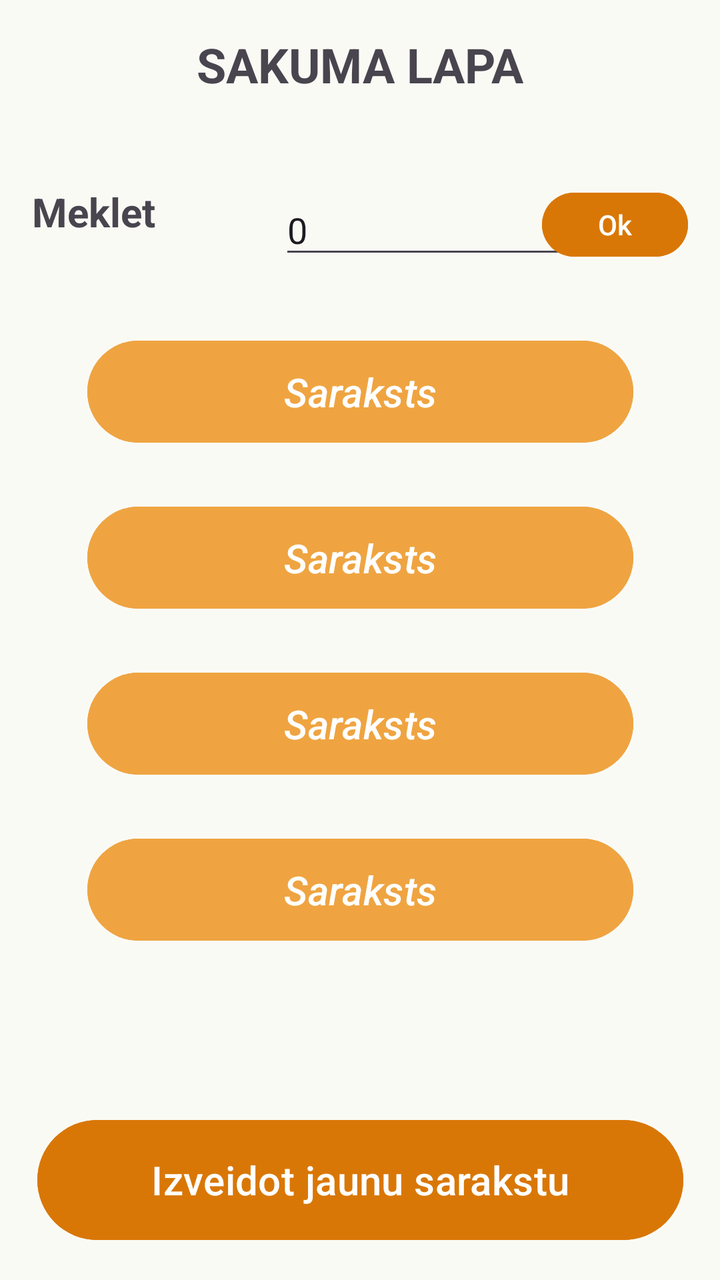
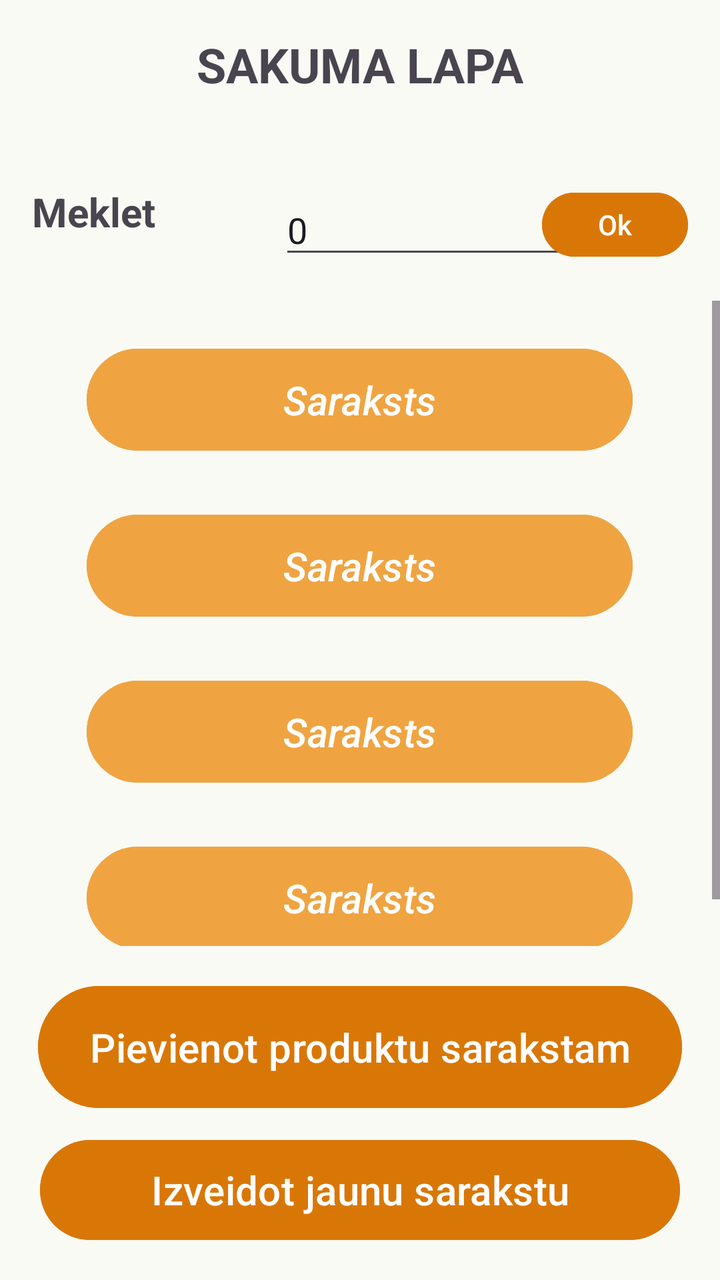

An Android layout rendered at two revisions. The XML below is the earlier revision; the diff shows what the commit changed to produce the second picture.
<!-- AndroidManifest.xml: application theme Theme._11_PD2_PA_Giruckis_Nikitins_2026 -->
<!-- res/layout/main_page.xml -->
<?xml version="1.0" encoding="utf-8"?>
<androidx.constraintlayout.widget.ConstraintLayout xmlns:android="http://schemas.android.com/apk/res/android"
    xmlns:app="http://schemas.android.com/apk/res-auto"
    xmlns:tools="http://schemas.android.com/tools"
    android:layout_width="match_parent"
    android:layout_height="match_parent"
    android:background="#FAFAF5">

    <TextView
        android:id="@+id/main_page_text"
        android:layout_width="wrap_content"
        android:layout_height="wrap_content"
        android:layout_marginTop="16dp"
        android:text="@string/main_page_text"
        android:textAllCaps="true"
        android:textSize="24sp"
        android:textStyle="bold"
        app:layout_constraintEnd_toEndOf="parent"
        app:layout_constraintStart_toStartOf="parent"
        app:layout_constraintTop_toTopOf="parent" />

    <TextView
        android:id="@+id/main_page_FindText"
        android:layout_width="144dp"
        android:layout_height="29dp"
        android:layout_marginStart="16dp"
        android:layout_marginTop="44dp"
        android:text="@string/main_page_text2"
        android:textSize="20sp"
        android:textStyle="bold"
        app:layout_constraintStart_toStartOf="parent"
        app:layout_constraintTop_toBottomOf="@+id/main_page_text" />

    <EditText
        android:id="@+id/main_page_search"
        android:layout_width="152dp"
        android:layout_height="42dp"
        android:layout_marginStart="8dp"
        android:layout_marginTop="44dp"
        android:layout_marginEnd="8dp"
        android:autofillHints=""
        android:ems="10"

        android:inputType="text"
        android:text="@string/main_page_search"
        app:layout_constraintEnd_toStartOf="@+id/main_page_search_button"
        app:layout_constraintStart_toEndOf="@+id/main_page_FindText"
        app:layout_constraintTop_toBottomOf="@+id/main_page_text"
        tools:ignore="MissingConstraints,TouchTargetSizeCheck" />

    <Button
        android:id="@+id/main_page_list1"
        android:layout_width="273dp"
        android:layout_height="59dp"
        android:layout_marginStart="16dp"
        android:layout_marginTop="32dp"
        android:layout_marginEnd="16dp"
        android:backgroundTint="#EFA441"
        android:text="@string/main_page_button1"
        android:textSize="20sp"
        android:textStyle="italic"
        app:layout_constraintEnd_toEndOf="parent"
        app:layout_constraintStart_toStartOf="parent"
        app:layout_constraintTop_toBottomOf="@+id/main_page_search" />

    <Button
        android:id="@+id/main_page_list2"
        android:layout_width="273dp"
        android:layout_height="59dp"
        android:layout_marginStart="16dp"
        android:layout_marginTop="24dp"
        android:layout_marginEnd="16dp"
        android:backgroundTint="#EFA441"
        android:text="@string/main_page_button2"
        android:textSize="20sp"
        android:textStyle="italic"
        app:layout_constraintEnd_toEndOf="parent"
        app:layout_constraintStart_toStartOf="parent"
        app:layout_constraintTop_toBottomOf="@+id/main_page_list1" />

    <Button
        android:id="@+id/main_page_list3"
        android:layout_width="273dp"
        android:layout_height="59dp"
        android:layout_marginStart="16dp"
        android:layout_marginTop="24dp"
        android:layout_marginEnd="16dp"
        android:backgroundTint="#EFA441"
        android:text="@string/main_page_button3"
        android:textSize="20sp"
        android:textStyle="italic"
        app:layout_constraintEnd_toEndOf="parent"
        app:layout_constraintStart_toStartOf="parent"
        app:layout_constraintTop_toBottomOf="@+id/main_page_list2" />

    <Button
        android:id="@+id/main_page_list4"
        android:layout_width="273dp"
        android:layout_height="59dp"
        android:layout_marginStart="16dp"
        android:layout_marginTop="24dp"
        android:layout_marginEnd="16dp"
        android:backgroundTint="#EFA441"
        android:text="@string/main_page_button4"
        android:textSize="20sp"
        android:textStyle="italic"
        app:layout_constraintEnd_toEndOf="parent"
        app:layout_constraintStart_toStartOf="parent"
        app:layout_constraintTop_toBottomOf="@+id/main_page_list3" />

    <Button
        android:id="@+id/main_page_newList_button"
        android:layout_width="323dp"
        android:layout_height="68dp"
        android:layout_marginStart="16dp"
        android:layout_marginEnd="16dp"
        android:layout_marginBottom="16dp"
        android:backgroundTint="#D97706"
        android:text="@string/main_page_button5"
        android:textSize="20sp"
        app:layout_constraintBottom_toBottomOf="parent"
        app:layout_constraintEnd_toEndOf="parent"
        app:layout_constraintStart_toStartOf="parent" />

    <Button
        android:id="@+id/main_page_search_button"
        android:layout_width="73dp"
        android:layout_height="40dp"
        android:layout_marginTop="44dp"
        android:layout_marginEnd="16dp"
        android:backgroundTint="#D97706"
        android:text="@string/main_page_button6"
        android:textSize="14sp"
        app:layout_constraintEnd_toEndOf="parent"
        app:layout_constraintTop_toBottomOf="@+id/main_page_text"
        tools:ignore="TouchTargetSizeCheck" />
</androidx.constraintlayout.widget.ConstraintLayout>
<!-- resources referenced by this layout -->
<resources>
  <string name="main_page_button1">Saraksts</string>
  <string name="main_page_button2">Saraksts</string>
  <string name="main_page_button3">Saraksts</string>
  <string name="main_page_button4">Saraksts</string>
  <string name="main_page_button5">Izveidot jaunu sarakstu</string>
  <string name="main_page_button6">Ok</string>
  <string name="main_page_search">0</string>
  <string name="main_page_text">Sakuma lapa</string>
  <string name="main_page_text2">Meklet sarakstu</string>
  <style name="Theme._11_PD2_PA_Giruckis_Nikitins_2026" parent="Base.Theme._11_PD2_PA_Giruckis_Nikitins_2026" />
  <style name="Base.Theme._11_PD2_PA_Giruckis_Nikitins_2026" parent="Theme.Material3.DayNight.NoActionBar">
          
          
      </style>
</resources>

<!-- the commit's change to res/layout/main_page.xml (unified diff, before → after) -->
@@ -48,70 +48,93 @@
         app:layout_constraintTop_toBottomOf="@+id/main_page_text"
         tools:ignore="MissingConstraints,TouchTargetSizeCheck" />
 
-    <Button
-        android:id="@+id/main_page_list1"
-        android:layout_width="273dp"
-        android:layout_height="59dp"
-        android:layout_marginStart="16dp"
-        android:layout_marginTop="32dp"
-        android:layout_marginEnd="16dp"
-        android:backgroundTint="#EFA441"
-        android:text="@string/main_page_button1"
-        android:textSize="20sp"
-        android:textStyle="italic"
+    <ScrollView
+        android:id="@+id/lists_scroll_view"
+        android:layout_width="0dp"
+        android:layout_height="0dp"
+        android:layout_marginTop="16dp"
+        android:layout_marginBottom="16dp"
+        android:fillViewport="true"
+        android:scrollbars="vertical"
+        app:layout_constraintBottom_toTopOf="@+id/main_page_addProduct_button"
         app:layout_constraintEnd_toEndOf="parent"
         app:layout_constraintStart_toStartOf="parent"
-        app:layout_constraintTop_toBottomOf="@+id/main_page_search" />
+        app:layout_constraintTop_toBottomOf="@+id/main_page_search">
+
+        <LinearLayout
+            android:id="@+id/main_page_lists_container"
+            android:layout_width="match_parent"
+            android:layout_height="wrap_content"
+            android:gravity="center_horizontal"
+            android:orientation="vertical"
+            android:paddingTop="8dp"
+            android:paddingBottom="8dp">
+
+            <Button
+                android:id="@+id/main_page_list1"
+                android:layout_width="273dp"
+                android:layout_height="59dp"
+                android:layout_marginTop="12dp"
+                android:layout_marginBottom="12dp"
+                android:backgroundTint="#EFA441"
+                android:text="@string/main_page_button1"
+                android:textSize="20sp"
+                android:textStyle="italic" />
+
+            <Button
+                android:id="@+id/main_page_list2"
+                android:layout_width="273dp"
+                android:layout_height="59dp"
+                android:layout_marginTop="12dp"
+                android:layout_marginBottom="12dp"
+                android:backgroundTint="#EFA441"
+                android:text="@string/main_page_button2"
+                android:textSize="20sp"
+                android:textStyle="italic" />
+
+            <Button
+                android:id="@+id/main_page_list3"
+                android:layout_width="273dp"
+                android:layout_height="59dp"
+                android:layout_marginTop="12dp"
+                android:layout_marginBottom="12dp"
+                android:backgroundTint="#EFA441"
+                android:text="@string/main_page_button3"
+                android:textSize="20sp"
+                android:textStyle="italic" />
+
+            <Button
+                android:id="@+id/main_page_list4"
+                android:layout_width="273dp"
+                android:layout_height="59dp"
+                android:layout_marginTop="12dp"
+                android:layout_marginBottom="12dp"
+                android:backgroundTint="#EFA441"
+                android:text="@string/main_page_button4"
+                android:textSize="20sp"
+                android:textStyle="italic" />
+
+        </LinearLayout>
+    </ScrollView>
 
     <Button
-        android:id="@+id/main_page_list2"
-        android:layout_width="273dp"
-        android:layout_height="59dp"
+        android:id="@+id/main_page_addProduct_button"
+        android:layout_width="322dp"
+        android:layout_height="69dp"
         android:layout_marginStart="16dp"
-        android:layout_marginTop="24dp"
         android:layout_marginEnd="16dp"
-        android:backgroundTint="#EFA441"
-        android:text="@string/main_page_button2"
+        android:layout_marginBottom="8dp"
+        android:backgroundTint="#D97706"
+        android:text="@string/main_page_button_add_product"
         android:textSize="20sp"
-        android:textStyle="italic"
+        app:layout_constraintBottom_toTopOf="@+id/main_page_newList_button"
         app:layout_constraintEnd_toEndOf="parent"
-        app:layout_constraintStart_toStartOf="parent"
-        app:layout_constraintTop_toBottomOf="@+id/main_page_list1" />
-
-    <Button
-        android:id="@+id/main_page_list3"
-        android:layout_width="273dp"
-        android:layout_height="59dp"
-        android:layout_marginStart="16dp"
-        android:layout_marginTop="24dp"
-        android:layout_marginEnd="16dp"
-        android:backgroundTint="#EFA441"
-        android:text="@string/main_page_button3"
-        android:textSize="20sp"
-        android:textStyle="italic"
-        app:layout_constraintEnd_toEndOf="parent"
-        app:layout_constraintStart_toStartOf="parent"
-        app:layout_constraintTop_toBottomOf="@+id/main_page_list2" />
-
-    <Button
-        android:id="@+id/main_page_list4"
-        android:layout_width="273dp"
-        android:layout_height="59dp"
-        android:layout_marginStart="16dp"
-        android:layout_marginTop="24dp"
-        android:layout_marginEnd="16dp"
-        android:backgroundTint="#EFA441"
-        android:text="@string/main_page_button4"
-        android:textSize="20sp"
-        android:textStyle="italic"
-        app:layout_constraintEnd_toEndOf="parent"
-        app:layout_constraintStart_toStartOf="parent"
-        app:layout_constraintTop_toBottomOf="@+id/main_page_list3" />
+        app:layout_constraintStart_toStartOf="parent" />
 
     <Button
         android:id="@+id/main_page_newList_button"
-        android:layout_width="323dp"
-        android:layout_height="68dp"
+        android:layout_width="320dp"
+        android:layout_height="58dp"
         android:layout_marginStart="16dp"
         android:layout_marginEnd="16dp"
         android:layout_marginBottom="16dp"
<!-- resource entries referenced after the edit -->
@@ -6,6 +6,7 @@
   <string name="main_page_button4">Saraksts</string>
   <string name="main_page_button5">Izveidot jaunu sarakstu</string>
   <string name="main_page_button6">Ok</string>
+  <string name="main_page_button_add_product">Pievienot produktu sarakstam</string>
   <string name="main_page_search">0</string>
   <string name="main_page_text">Sakuma lapa</string>
   <string name="main_page_text2">Meklet sarakstu</string>
